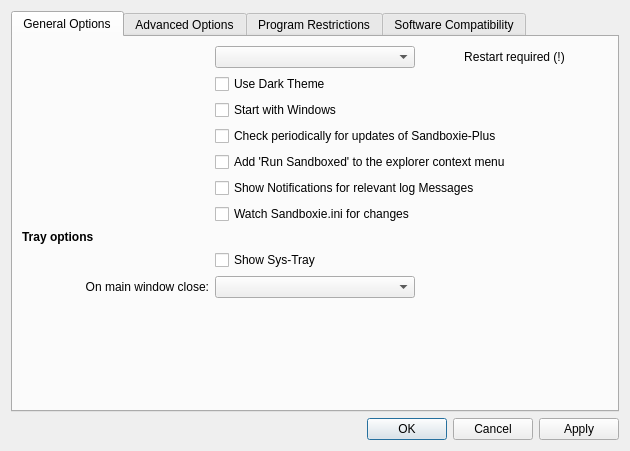
Before: the Qt Designer form SandboxiePlus/SandMan/Forms/SettingsWindow.ui in sandboxie-plus/Sandboxie, drawn with Qt 5.
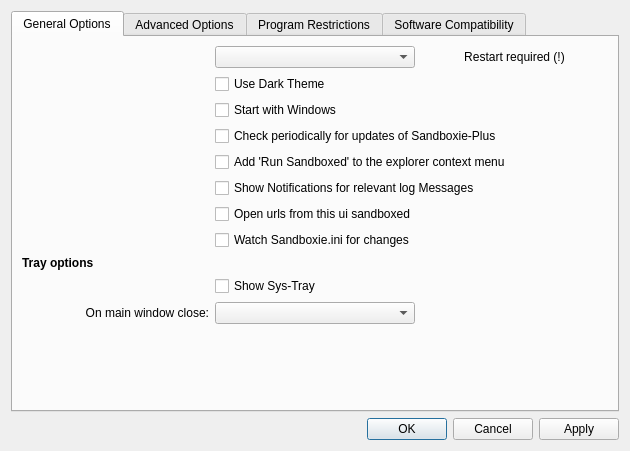
After: the same form once the commit is applied.

Diff of the .ui file:
```diff
--- a/SandboxiePlus/SandMan/Forms/SettingsWindow.ui
+++ b/SandboxiePlus/SandMan/Forms/SettingsWindow.ui
@@ -64,14 +64,10 @@
              </property>
             </widget>
            </item>
-           <item row="8" column="1">
-            <widget class="QCheckBox" name="chkShowTray">
-             <property name="text">
-              <string>Show Sys-Tray</string>
-             </property>
-            </widget>
+           <item row="0" column="1">
+            <widget class="QComboBox" name="uiLang"/>
            </item>
-           <item row="10" column="1">
+           <item row="11" column="1">
             <spacer name="verticalSpacer_4">
              <property name="orientation">
               <enum>Qt::Vertical</enum>
@@ -84,6 +80,33 @@
              </property>
             </spacer>
            </item>
+           <item row="3" column="1" colspan="2">
+            <widget class="QCheckBox" name="chkAutoUpdate">
+             <property name="text">
+              <string>Check periodically for updates of Sandboxie-Plus</string>
+             </property>
+            </widget>
+           </item>
+           <item row="10" column="0">
+            <widget class="QLabel" name="label_18">
+             <property name="text">
+              <string>On main window close:</string>
+             </property>
+             <property name="alignment">
+              <set>Qt::AlignRight|Qt::AlignTrailing|Qt::AlignVCenter</set>
+             </property>
+            </widget>
+           </item>
+           <item row="2" column="1">
+            <widget class="QCheckBox" name="chkAutoStart">
+             <property name="text">
+              <string>Start with Windows</string>
+             </property>
+            </widget>
+           </item>
+           <item row="10" column="1">
+            <widget class="QComboBox" name="onClose"/>
+           </item>
            <item row="1" column="1">
             <widget class="QCheckBox" name="chkDarkTheme">
              <property name="text">
@@ -91,19 +114,6 @@
              </property>
             </widget>
            </item>
-           <item row="10" column="0">
-            <spacer name="horizontalSpacer_9">
-             <property name="orientation">
-              <enum>Qt::Horizontal</enum>
-             </property>
-             <property name="sizeHint" stdset="0">
-              <size>
-               <width>40</width>
-               <height>20</height>
-              </size>
-             </property>
-            </spacer>
-           </item>
            <item row="4" column="1" colspan="2">
             <widget class="QCheckBox" name="chkShellMenu">
              <property name="text">
@@ -111,7 +121,14 @@
              </property>
             </widget>
            </item>
-           <item row="10" column="2">
+           <item row="9" column="1">
+            <widget class="QCheckBox" name="chkShowTray">
+             <property name="text">
+              <string>Show Sys-Tray</string>
+             </property>
+            </widget>
+           </item>
+           <item row="11" column="2">
             <spacer name="horizontalSpacer_8">
              <property name="orientation">
               <enum>Qt::Horizontal</enum>
@@ -124,20 +141,16 @@
              </property>
             </spacer>
            </item>
-           <item row="9" column="0">
-            <widget class="QLabel" name="label_18">
-             <property name="text">
-              <string>On main window close:</string>
+           <item row="8" column="0">
+            <widget class="QLabel" name="label_5">
+             <property name="font">
+              <font>
+               <weight>75</weight>
+               <bold>true</bold>
+              </font>
              </property>
-             <property name="alignment">
-              <set>Qt::AlignRight|Qt::AlignTrailing|Qt::AlignVCenter</set>
-             </property>
-            </widget>
-           </item>
-           <item row="2" column="1">
-            <widget class="QCheckBox" name="chkAutoStart">
              <property name="text">
-              <string>Start with Windows</string>
+              <string>Tray options</string>
              </property>
             </widget>
            </item>
@@ -151,39 +164,36 @@
              </property>
             </widget>
            </item>
-           <item row="0" column="1">
-            <widget class="QComboBox" name="uiLang"/>
+           <item row="11" column="0">
+            <spacer name="horizontalSpacer_9">
+             <property name="orientation">
+              <enum>Qt::Horizontal</enum>
+             </property>
+             <property name="sizeHint" stdset="0">
+              <size>
+               <width>40</width>
+               <height>20</height>
+              </size>
+             </property>
+            </spacer>
            </item>
-           <item row="6" column="1">
+           <item row="6" column="1" colspan="2">
+            <widget class="QCheckBox" name="chkSandboxUrls">
+             <property name="text">
+              <string>Open urls from this ui sandboxed</string>
+             </property>
+             <property name="tristate">
+              <bool>true</bool>
+             </property>
+            </widget>
+           </item>
+           <item row="7" column="1">
             <widget class="QCheckBox" name="chkWatchConfig">
              <property name="text">
               <string>Watch Sandboxie.ini for changes</string>
              </property>
             </widget>
            </item>
-           <item row="7" column="0">
-            <widget class="QLabel" name="label_5">
-             <property name="font">
-              <font>
-               <weight>75</weight>
-               <bold>true</bold>
-              </font>
-             </property>
-             <property name="text">
-              <string>Tray options</string>
-             </property>
-            </widget>
-           </item>
-           <item row="9" column="1">
-            <widget class="QComboBox" name="onClose"/>
-           </item>
-           <item row="3" column="1" colspan="2">
-            <widget class="QCheckBox" name="chkAutoUpdate">
-             <property name="text">
-              <string>Check periodically for updates of Sandboxie-Plus</string>
-             </property>
-            </widget>
-           </item>
           </layout>
          </item>
         </layout>
```
Left out of the diff: 15 changed lines with no effect on the pictures.
